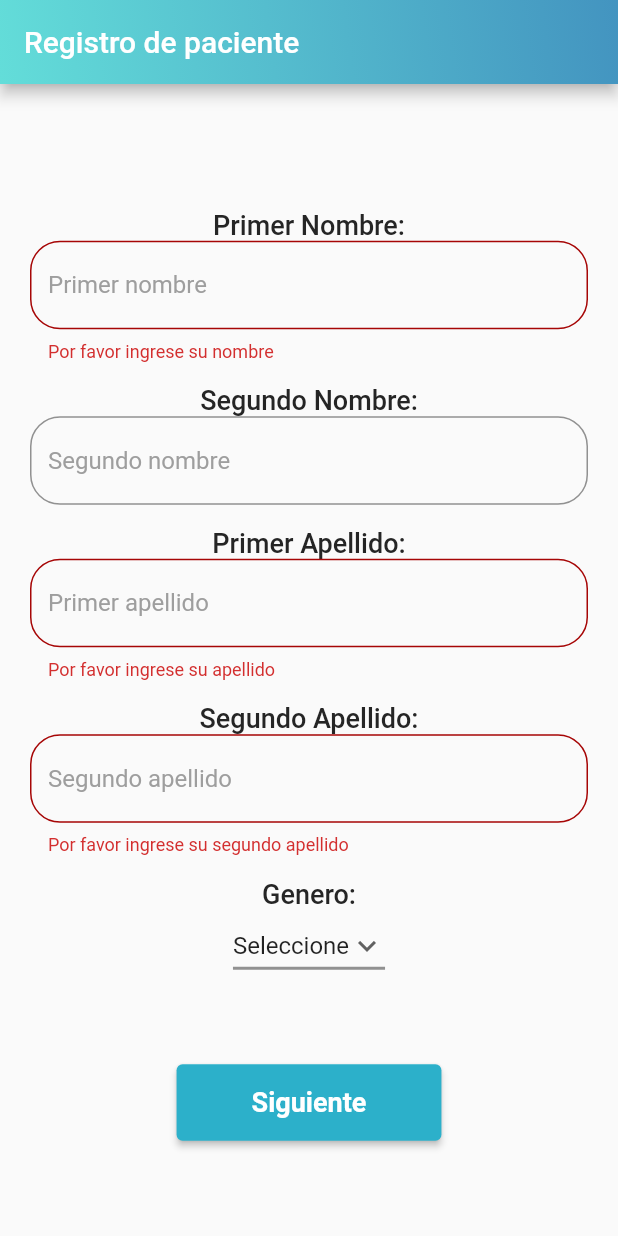
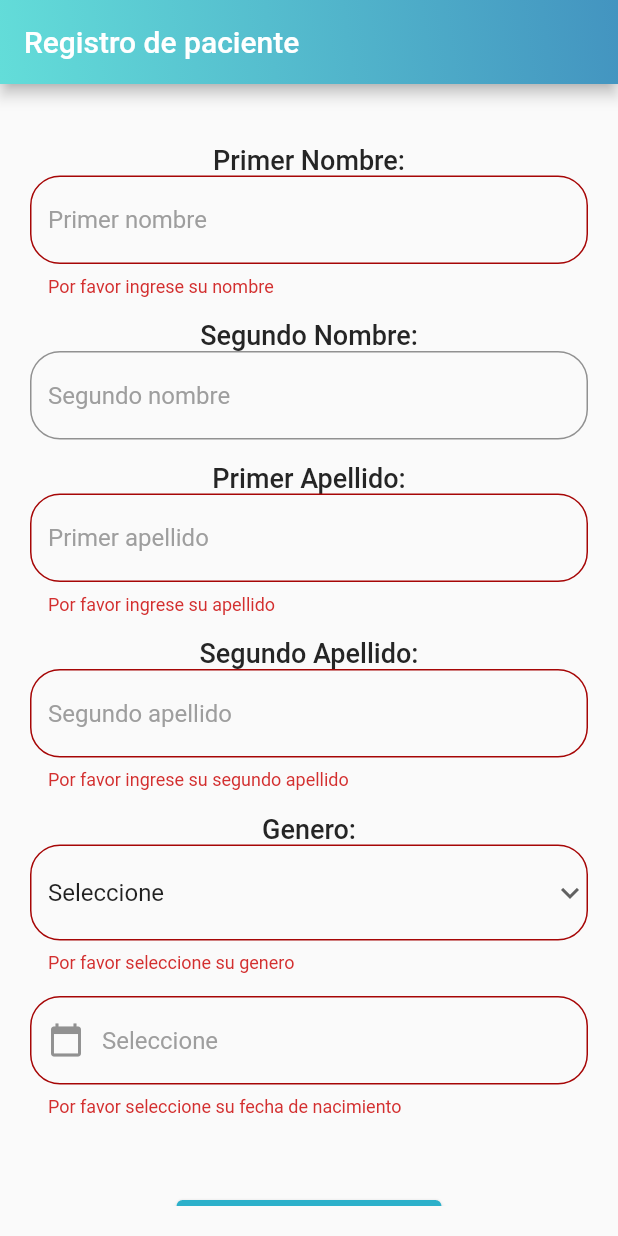
Before and after one commit to The-Geeks-Desarrollo-de-Software-UCAB/MyOnlineDoctor-Movil, a Flutter app: the RegisterFormTwo screen opened directly, after a tap on "Siguiente", on a phone screen of 412 x 824 dp. Run offline on Flutter 3.47's test engine with Material 2 defaults, Android fonts, the phone set to English and light mode, and no system bars; our stand-ins replace firebase_analytics, firebase_auth, firebase_core, get, get_it and 2 more; missing offline and left inert: agora_rtc_engine, dart:ffi; accounts and stored records are empty; network calls fail.

Commit message:
Agregado el campo de fecha de nacimiento
Se modifico el formulario de registro de usuario para incorporar la fecha de nacimiento del paciente

```diff
--- a/myonlinedoctor_movil/lib/aplicacion/registerFormTwo.dart
+++ b/myonlinedoctor_movil/lib/aplicacion/registerFormTwo.dart
@@ -1,7 +1,6 @@
 // ignore_for_file: file_names, prefer_const_constructors_in_immutables, prefer_final_fields, prefer_const_constructors
 import 'package:flutter/material.dart';
-import 'package:flutter/src/foundation/key.dart';
-import 'package:flutter/src/widgets/framework.dart';
+import 'package:intl/intl.dart';
 import 'package:myonlinedoctor_movil/aplicacion/registerFormThree.dart';
 import '../presentacion/pages/helpers/appcolors.dart';
 
@@ -22,6 +21,7 @@ class _RegisterFormTwoState extends State<RegisterFormTwo> {
   var items = ['F', 'M'];
   DateTime? _birthDate;
   final GlobalKey<FormState> _formKey = GlobalKey<FormState>();
+  TextEditingController _fechaNacimiento = TextEditingController();
 
   @override
   Widget build(BuildContext context) {
@@ -196,13 +196,33 @@ class _RegisterFormTwoState extends State<RegisterFormTwo> {
                               fontWeight: FontWeight.w500,
                               color: Color.fromARGB(255, 37, 37, 37)),
                         ),
-                        DropdownButton<String>(
+                        DropdownButtonFormField<String>(
+                          decoration: InputDecoration(
+                              hintText: 'Seleccione',
+                              hintStyle: TextStyle(color: Colors.grey),
+                              enabledBorder: OutlineInputBorder(
+                                  borderSide: BorderSide(
+                                      width: 1, color: AppColors.GREY),
+                                  borderRadius: BorderRadius.circular(20)),
+                              focusedBorder: OutlineInputBorder(
+                                  borderSide: BorderSide(
+                                      width: 1, color: AppColors.GREY),
+                                  borderRadius: BorderRadius.circular(20)),
+                              errorBorder: OutlineInputBorder(
+                                  borderSide: BorderSide(
+                                      width: 1, color: AppColors.RED),
+                                  borderRadius: BorderRadius.circular(20))),
                           value: dropDownValue,
                           icon: const Icon(Icons.keyboard_arrow_down),
-                          underline: Container(
-                            height: 2,
-                            color: AppColors.GREY,
-                          ),
+                          validator: (value) {
+                            if (value != null && value.isEmpty) {
+                              return "Por favor seleccione su genero";
+                            } else if (value! == 'Seleccione') {
+                              return "Por favor seleccione su genero";
+                            } else {
+                              return null;
+                            }
+                          },
                           onChanged: (String? newValue) {
                             setState(() {
                               dropDownValue = newValue!;
@@ -217,10 +237,53 @@ class _RegisterFormTwoState extends State<RegisterFormTwo> {
                             );
                           }).toList(),
                         ),
-                        /*SizedBox(
-                  height: 15,
-                ),
-                FormField<DateTime>(
+                        SizedBox(
+                          height: 15,
+                        ),
+                        TextFormField(
+                          validator: (value) {
+                            if (value != null && value.isEmpty) {
+                              return "Por favor seleccione su fecha de nacimiento";
+                            } else {
+                              return null;
+                            }
+                          },
+                          controller: _fechaNacimiento,
+                          decoration: InputDecoration(
+                              prefixIcon: Icon(
+                                Icons.calendar_today,
+                                color: AppColors.GREY,
+                              ),
+                              hintText: 'Seleccione',
+                              hintStyle: TextStyle(color: Colors.grey),
+                              enabledBorder: OutlineInputBorder(
+                                  borderSide: BorderSide(
+                                      width: 1, color: AppColors.GREY),
+                                  borderRadius: BorderRadius.circular(20)),
+                              focusedBorder: OutlineInputBorder(
+                                  borderSide: BorderSide(
+                                      width: 1, color: AppColors.GREY),
+                                  borderRadius: BorderRadius.circular(20)),
+                              errorBorder: OutlineInputBorder(
+                                  borderSide: BorderSide(
+                                      width: 1, color: AppColors.RED),
+                                  borderRadius: BorderRadius.circular(20))),
+                          onTap: () async {
+                            DateTime? fechaElegida = await showDatePicker(
+                                context: context,
+                                initialDate: DateTime(2006),
+                                firstDate: DateTime(1900),
+                                lastDate: DateTime(2006));
+
+                            if (fechaElegida != null) {
+                              setState(() {
+                                _fechaNacimiento.text = DateFormat('dd/MM/yyyy')
+                                    .format(fechaElegida);
+                              });
+                            }
+                          },
+                        ),
+                        /*FormField<DateTime>(
                   autovalidateMode: AutovalidateMode.onUserInteraction,
                   initialValue: _birthDate,
                   validator: (value) {
@@ -261,12 +324,3 @@ class _RegisterFormTwoState extends State<RegisterFormTwo> {
         ));
   }
 }
-/*
-List<DropdownMenuItem<String>> get dropDownItems {
-  List<DropdownMenuItem<String>> menuItems = [
-    DropdownMenuItem(child: Text("Femenino"), value: "F"),
-    DropdownMenuItem(child: Text("Masculino"), value: "M"),
-  ];
-  return menuItems;
-}
-*/
--- a/myonlinedoctor_movil/lib/main.dart
+++ b/myonlinedoctor_movil/lib/main.dart
@@ -31,7 +31,7 @@ class MyApp extends StatelessWidget {
     return MaterialApp(
       debugShowCheckedModeBanner: false,
       title: 'Material App',
-      home: SplashPage(duration: 3, goToPage: LoginPage()),
+      home: SplashPage(duration: 3, goToPage: RegisterFormTwo()),
     );
   }
 }
--- a/myonlinedoctor_movil/pubspec.yaml
+++ b/myonlinedoctor_movil/pubspec.yaml
@@ -44,6 +44,7 @@ dependencies:
   smooth_star_rating_null_safety: ^1.0.4+2
   get: ^4.6.5
   uuid: ^3.0.6
+  intl: ^0.17.0
 dev_dependencies:
   flutter_test:
     sdk: flutter
```
Also changed, not shown: myonlinedoctor_movil/lib/presentacion/pages/SuccessRegisterPage.dart (+33 -4 lines), myonlinedoctor_movil/pubspec.lock.
